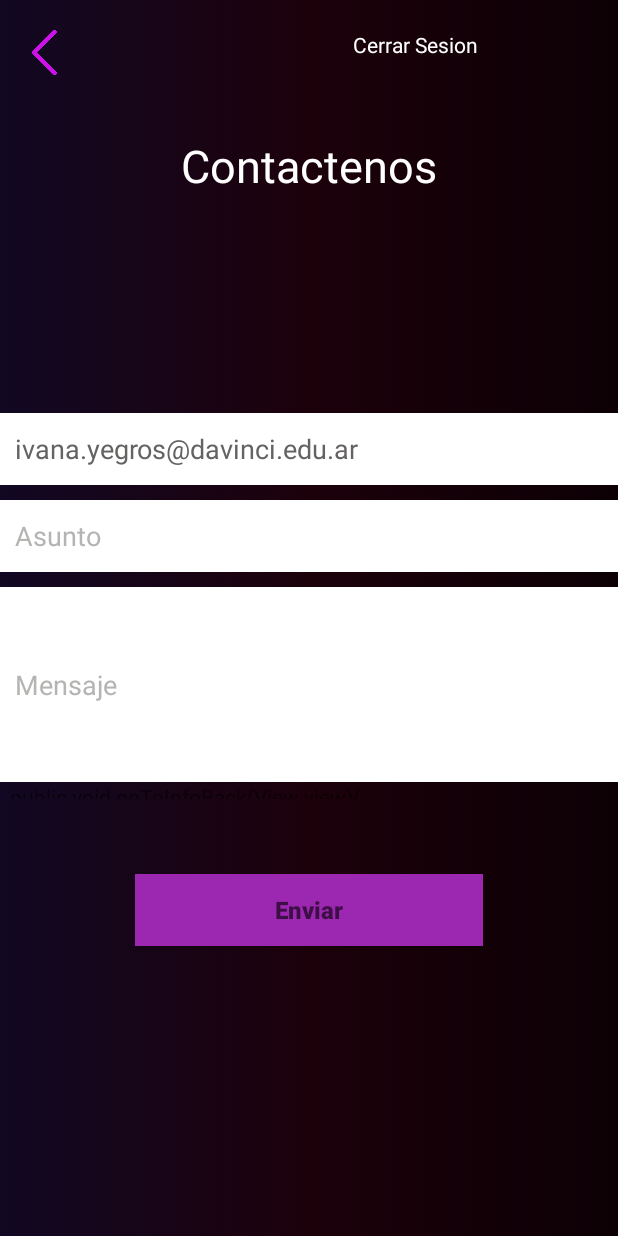
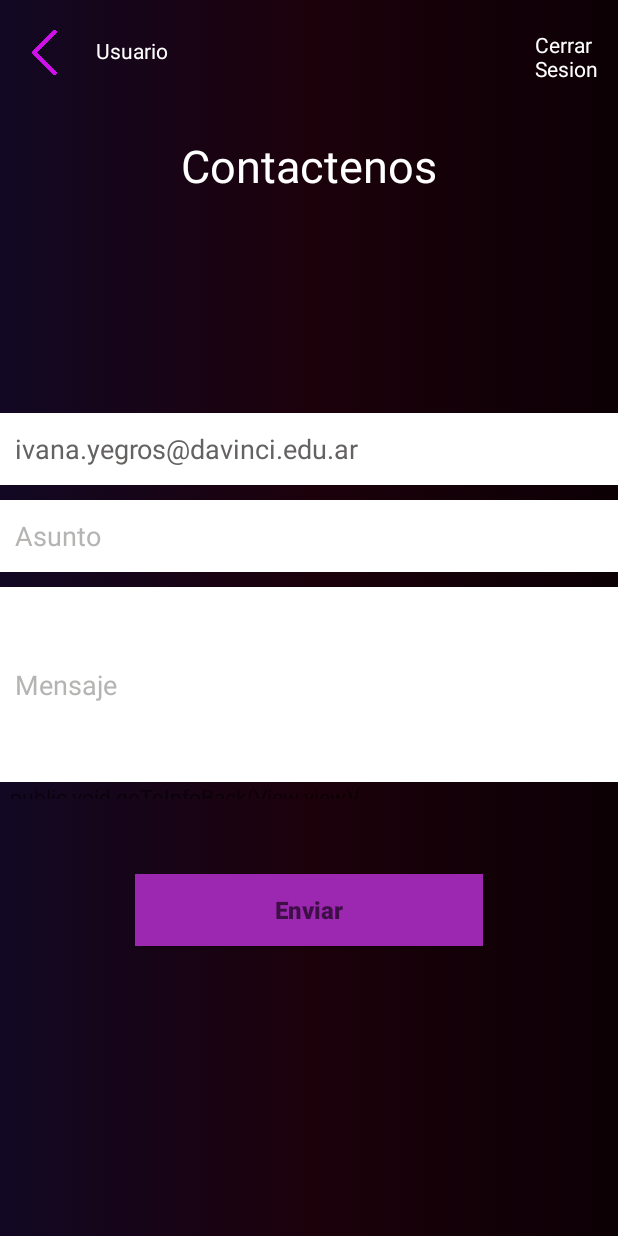
Before and after one commit to Ivanamyk/parcial-1-am-acn4bv-sanchez-yegros, an Android app: the Screen_ContactUs screen opened directly, with no data from a screen before it, on a phone screen of 412 x 824 dp. Run offline under Robolectric (Android 15) with nearby library versions, the phone set to English and light mode, and no system bars; our stand-ins replace Firebase (no records; nobody signed in at launch, a user with empty details on screens opened directly).

Commit message:
feat:  add usuario en views: Contacto,Mid,Btf y Moon

```diff
--- a/app/src/main/java/com/example/parcial_1_am_acn4bv_sanchez_yegros/Screen_ContactUs.java
+++ b/app/src/main/java/com/example/parcial_1_am_acn4bv_sanchez_yegros/Screen_ContactUs.java
@@ -1,5 +1,6 @@
 package com.example.parcial_1_am_acn4bv_sanchez_yegros;
 
+import androidx.annotation.NonNull;
 import androidx.appcompat.app.AppCompatActivity;
 
 import android.content.Intent;
@@ -8,17 +9,28 @@ import android.os.Bundle;
 import android.view.View;
 import android.widget.Button;
 import android.widget.EditText;
+import android.widget.TextView;
 import android.widget.Toast;
 
+import com.google.android.gms.tasks.OnCompleteListener;
+import com.google.android.gms.tasks.Task;
 import com.google.firebase.auth.FirebaseAuth;
+import com.google.firebase.auth.FirebaseUser;
+import com.google.firebase.firestore.FirebaseFirestore;
+import com.google.firebase.firestore.QueryDocumentSnapshot;
+import com.google.firebase.firestore.QuerySnapshot;
 
 public class Screen_ContactUs extends AppCompatActivity {
     EditText et_subject, et_message;
     Button btn;
     private FirebaseAuth mAuth;
+    private FirebaseFirestore db;
+
+    private Usuario user;
     @Override
     protected void onCreate(Bundle savedInstanceState) {
         mAuth = FirebaseAuth.getInstance();
+        db = FirebaseFirestore.getInstance();
         super.onCreate(savedInstanceState);
         setContentView(R.layout.activity_screen_contact_us);
 
@@ -57,6 +69,36 @@ public class Screen_ContactUs extends AppCompatActivity {
             }
         });
     }
+
+    @Override
+    public void onStart() {
+        super.onStart();
+        // Check if user is signed in (non-null) and update UI accordingly.
+        FirebaseUser currentUser = mAuth.getCurrentUser();
+        if (currentUser != null) {
+            String uid = currentUser.getUid();
+            db
+                    .collection("users")
+                    .whereEqualTo("uid",uid)
+                    .get()
+                    .addOnCompleteListener(new OnCompleteListener<QuerySnapshot>() {
+                        @Override
+                        public void onComplete(@NonNull Task<QuerySnapshot> task) {
+                            if(task.isSuccessful()){
+                                for(QueryDocumentSnapshot documento: task.getResult()){
+                                    String id = documento.getId();
+                                    Object data = documento.getData();
+                                    user = documento.toObject(Usuario.class);
+                                    TextView textViewUser = findViewById(R.id.textViewUserContacto);
+                                    if (textViewUser != null) {
+                                        textViewUser.setText(user.getUserName());
+                                    }
+
+                                }
+                            }
+                        }
+                    });
+        }}
     public void backMainPage(View view){
         Intent intent = new Intent(this,Main_Page.class);
         startActivity(intent);
--- a/app/src/main/res/layout/activity_screen_contact_us.xml
+++ b/app/src/main/res/layout/activity_screen_contact_us.xml
@@ -30,8 +30,18 @@
             android:layout_weight="1" />
 
         <TextView
+            android:id="@+id/textViewUserContacto"
+            android:layout_width="wrap_content"
+            android:layout_height="48dp"
+            android:layout_gravity="center"
+            android:layout_marginBottom="2dp"
+            android:layout_weight="50"
+            android:text="Usuario"
+            android:textColor="@color/white" />
+
+        <TextView
             android:id="@+id/CerrarContacto"
-            android:layout_width="0dp"
+            android:layout_width="50dp"
             android:layout_height="match_parent"
             android:layout_weight="1"
             android:onClick="LogOuTClick"
```
Also changed, not shown: app/src/main/java/com/example/parcial_1_am_acn4bv_sanchez_yegros/Screen_Info_Back.java (+41 -0 lines), app/src/main/java/com/example/parcial_1_am_acn4bv_sanchez_yegros/Screen_Info_Midsommar.java (+41 -0 lines), app/src/main/java/com/example/parcial_1_am_acn4bv_sanchez_yegros/Screen_Info_Moonlight.java (+41 -0 lines), app/src/main/res/layout/activity_info_back.xml (+10 -0 lines), app/src/main/res/layout/activity_info_midsommar.xml (+10 -0 lines), app/src/main/res/layout/activity_info_moonlight.xml (+10 -0 lines).
